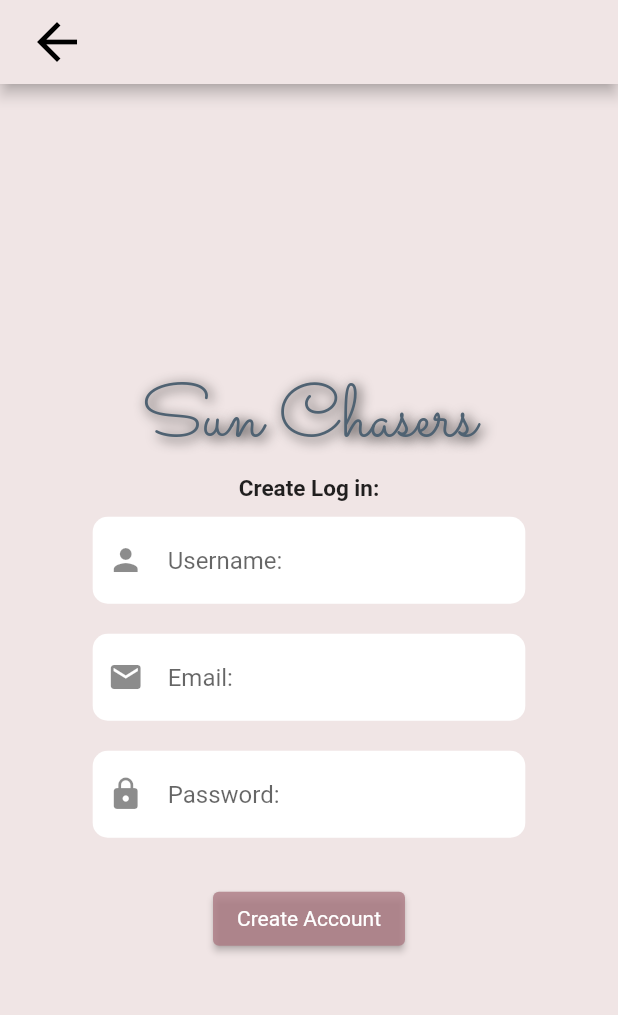
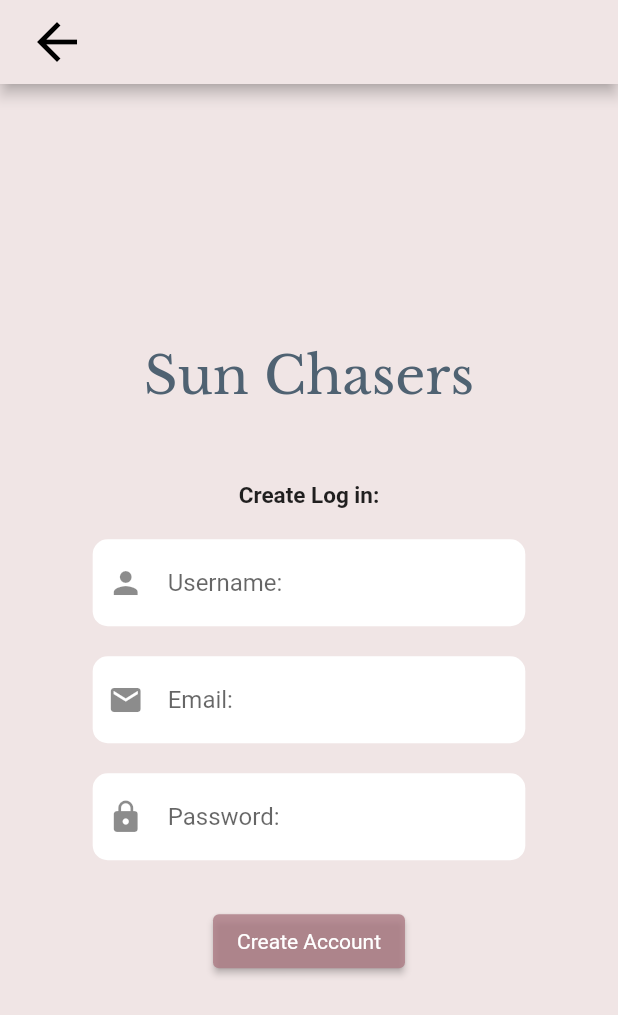
Before and after one commit to Ceasarna/Sun-Chaser, a Flutter app: the CreateAccountPage screen opened directly, on a phone screen of 412 x 824 dp. Shown: the top 1015 px of the screen. Run offline on Flutter 3.47's test engine with Material 2 defaults, Android fonts, the phone set to English and light mode, and no system bars; our stand-ins replace firebase_auth, firebase_core, flutter_native_splash, flutter_signin_button, font_awesome_flutter, google_fonts and 5 more; missing offline and left inert: firebase_auth_web, firebase_core_web, flutter_google_places, geolocator_web, google_maps_flutter_platform_interface, google_sign_in_web and 3 more; accounts and stored records are empty; statements that could not run were skipped.

Commit message:
ändrade font i create login

```diff
--- a/lib/login/CreateAccountPage.dart
+++ b/lib/login/CreateAccountPage.dart
@@ -2,7 +2,7 @@
 
 import 'package:flutter/material.dart';
 import 'package:flutter_applicationdemo/BottomNavPage.dart';
-
+import 'package:google_fonts/google_fonts.dart';
 import 'package:flutter_applicationdemo/mysql.dart';
 
 import 'package:flutter_applicationdemo/HomePage.dart';
@@ -53,10 +53,12 @@ class _CreateAccountPageState extends State<CreateAccountPage> {
       mainAxisAlignment: MainAxisAlignment.center,
       children: <Widget>[
         createTitleText(),
+        const SizedBox(height: 50),
         Text(
           "Create Log in:",
           style: TextStyle(fontSize: 15, fontWeight: FontWeight.bold),
         ),
+        const SizedBox(height: 10),
         createUsernameField(),
         createEmailField(),
         createPasswordField(),
@@ -64,7 +66,6 @@ class _CreateAccountPageState extends State<CreateAccountPage> {
           padding: const EdgeInsets.only(top: 20),
           child: createCreateAccountButton(),
         ),
-
       ],
     );
   }
@@ -72,20 +73,13 @@ class _CreateAccountPageState extends State<CreateAccountPage> {
   Text createTitleText() {
     return Text(
       'Sun Chasers',
-      style: TextStyle(
-        fontSize: 50,
-        color: textColor,
-        fontFamily: 'Sacramento',
-        shadows: const <Shadow>[
-          Shadow(
-            offset: Offset(2, 2),
-            blurRadius: 10.0,
-            color: Color.fromARGB(255, 0, 0, 0),
-          ),
-        ],
+        style: GoogleFonts.libreBaskerville(
+        fontSize: 35,
+        color: globals.TEXTCOLOR,
       ),
     );
   }
+
 
   InputField createUsernameField() {
     return InputField(
```
